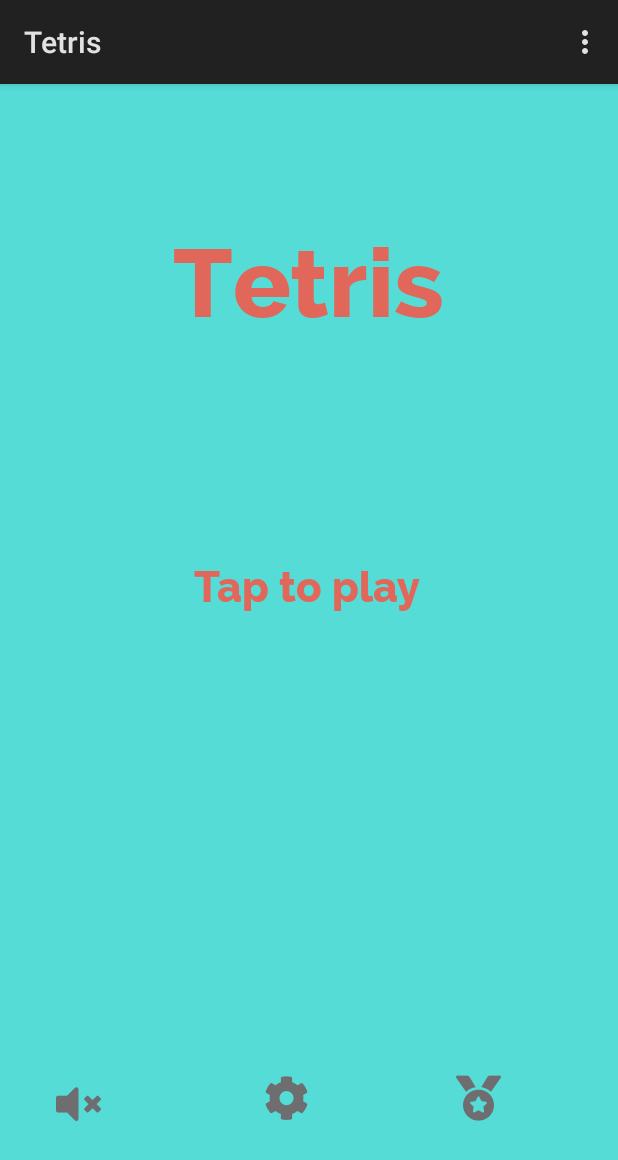
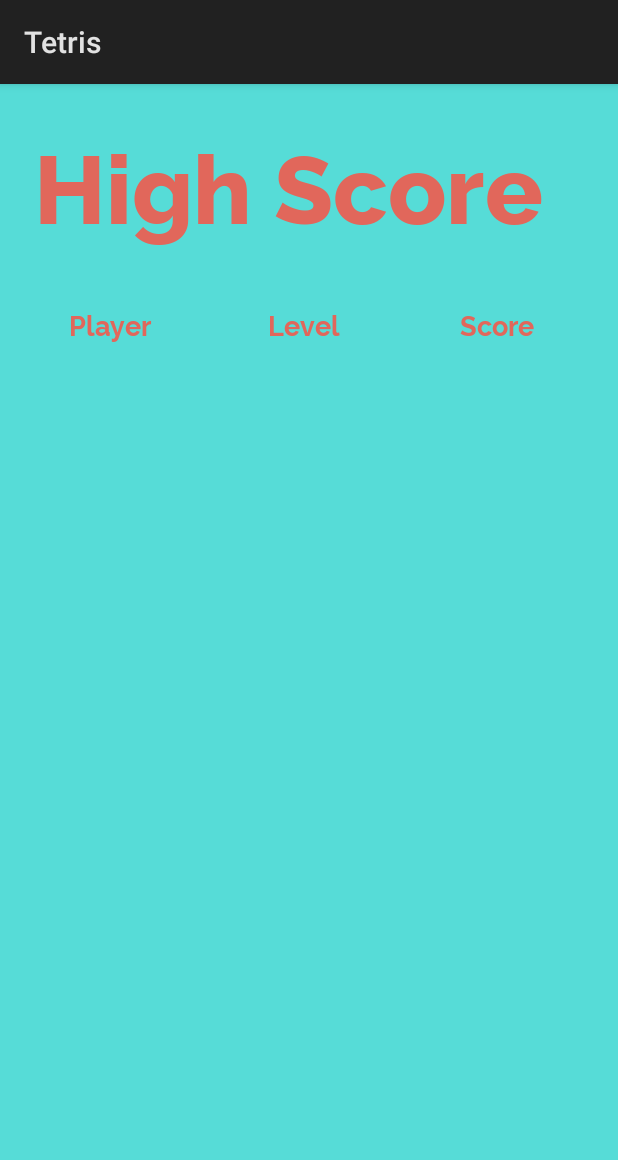
Before and after one commit to Kechis1/TamzTetris, an Android app: the screen it shows after launch (MainActivity before the commit, HighScoreActivity after it), after a tap on an icon or button, on a phone screen of 412 x 824 dp. Shown: the top 1160 px of the screen. Run offline under Robolectric (Android 15) with nearby library versions, the phone set to English and light mode, and no system bars; our stand-ins replace Firebase (no records; nobody signed in at launch, a user with empty details on screens opened directly).

Commit message:
Added show high score

```diff
--- a/app/src/main/AndroidManifest.xml
+++ b/app/src/main/AndroidManifest.xml
@@ -17,7 +17,8 @@
             </intent-filter>
         </activity>
         <activity android:name=".GameActivity" />
-        <activity android:name=".SettingsActivity"></activity>
+        <activity android:name=".SettingsActivity" />
+        <activity android:name=".HighScoreActivity"></activity>
     </application>
 
 </manifest>
--- /dev/null
+++ b/app/src/main/java/com/example/tetris/HighScoreActivity.java
@@ -0,0 +1,59 @@
+package com.example.tetris;
+
+import android.app.Activity;
+import android.content.Context;
+import android.os.Bundle;
+import android.support.annotation.NonNull;
+import android.util.Log;
+import android.view.View;
+import android.widget.ArrayAdapter;
+import android.widget.ListView;
+import android.widget.Toast;
+
+import com.google.android.gms.tasks.OnCompleteListener;
+import com.google.android.gms.tasks.OnFailureListener;
+import com.google.android.gms.tasks.OnSuccessListener;
+import com.google.android.gms.tasks.Task;
+import com.google.firebase.firestore.DocumentReference;
+import com.google.firebase.firestore.FirebaseFirestore;
+import com.google.firebase.firestore.Query;
+import com.google.firebase.firestore.QueryDocumentSnapshot;
+import com.google.firebase.firestore.QuerySnapshot;
+
+import java.util.ArrayList;
+import java.util.List;
+import java.util.concurrent.ScheduledExecutorService;
+
+public class HighScoreActivity extends Activity {
+
+    FirebaseFirestore db;
+    ListView LVScore;
+    private List<Score> rows = new ArrayList<Score>() {};
+
+    @Override
+    protected void onCreate(Bundle savedInstanceState) {
+        super.onCreate(savedInstanceState);
+        setContentView(R.layout.activity_high_score_activity);
+
+        db = FirebaseFirestore.getInstance();
+        LVScore = findViewById(R.id.LVScore);
+        fillListItems(this);
+    }
+
+    private void fillListItems(final Context context) {
+        db.collection("scores")
+                .orderBy("points")
+                .limit(10)
+                .get()
+                .addOnSuccessListener(new OnSuccessListener<QuerySnapshot>() {
+                    @Override
+                    public void onSuccess(QuerySnapshot documentSnapshots) {
+                        if (!documentSnapshots.isEmpty()) {
+                            List<Score> types = documentSnapshots.toObjects(Score.class);
+                            rows.addAll(types);
+                            ScoreAdapter adapter = new ScoreAdapter(context, R.layout.list_score_layout, rows);
+                            LVScore.setAdapter(adapter);
+                        }
+                    }});
+    }
+}
--- a/app/src/main/java/com/example/tetris/MainActivity.java
+++ b/app/src/main/java/com/example/tetris/MainActivity.java
@@ -1,7 +1,6 @@
 package com.example.tetris;
 
 import android.app.Activity;
-import android.content.Context;
 import android.content.Intent;
 import android.content.SharedPreferences;
 import android.media.MediaPlayer;
@@ -11,7 +10,6 @@ import android.util.Log;
 import android.view.Menu;
 import android.view.MenuInflater;
 import android.view.MenuItem;
-import android.view.MotionEvent;
 import android.view.View;
 import android.widget.TextView;
 import android.widget.Toast;
@@ -42,7 +40,7 @@ public class MainActivity extends Activity implements View.OnClickListener {
 
         mediaPlayer = MediaPlayer.create(getApplicationContext(), R.raw.bensound_buddy);
         mediaPlayer.setLooping(true);
-        mediaPlayer.start();
+        //mediaPlayer.start();
 
         mySharedPref = PreferenceManager.getDefaultSharedPreferences(this);
     }
@@ -98,7 +96,7 @@ public class MainActivity extends Activity implements View.OnClickListener {
                 startActivityForResult(intentSettings, 333);
                 break;
             case R.id.tvMedal:
-
+                startActivity(new Intent(this, HighScoreActivity.class), null);
                 break;
         }
     }
--- /dev/null
+++ b/app/src/main/res/layout/activity_high_score_activity.xml
@@ -0,0 +1,96 @@
+<?xml version="1.0" encoding="utf-8"?>
+<LinearLayout xmlns:android="http://schemas.android.com/apk/res/android"
+    xmlns:app="http://schemas.android.com/apk/res-auto"
+    xmlns:tools="http://schemas.android.com/tools"
+    android:id="@+id/LLScore"
+    android:layout_width="match_parent"
+    android:layout_height="match_parent"
+    android:background="@color/colorTextBlue"
+    android:orientation="vertical"
+    tools:context=".HighScoreActivity">
+
+    <android.support.constraint.ConstraintLayout
+        android:layout_width="match_parent"
+        android:layout_height="200dp">
+
+        <TextView
+            android:id="@+id/TVScore"
+            android:layout_width="368dp"
+            android:layout_height="89dp"
+            android:layout_marginStart="8dp"
+            android:layout_marginTop="8dp"
+            android:layout_marginEnd="8dp"
+            android:layout_marginBottom="8dp"
+            android:layout_weight="1"
+            android:fontFamily="@font/ralewayextrabold"
+            android:text="@string/high_score"
+            android:textAlignment="center"
+            android:textColor="@color/colorTextOrange"
+            android:textSize="64sp"
+            app:layout_constraintBottom_toBottomOf="parent"
+            app:layout_constraintEnd_toEndOf="parent"
+            app:layout_constraintHorizontal_bias="0.0"
+            app:layout_constraintStart_toStartOf="parent"
+            app:layout_constraintTop_toTopOf="parent"
+            app:layout_constraintVertical_bias="0.263" />
+
+        <TextView
+            android:id="@+id/textView5"
+            android:layout_width="wrap_content"
+            android:layout_height="wrap_content"
+            android:layout_marginStart="8dp"
+            android:layout_marginTop="8dp"
+            android:layout_marginEnd="8dp"
+            android:layout_marginBottom="8dp"
+            android:fontFamily="@font/ralewaybold"
+            android:text="@string/player"
+            android:textColor="@color/colorTextOrange"
+            android:textSize="18sp"
+            app:layout_constraintBottom_toBottomOf="parent"
+            app:layout_constraintEnd_toStartOf="@+id/textView6"
+            app:layout_constraintHorizontal_bias="0.356"
+            app:layout_constraintStart_toStartOf="parent"
+            app:layout_constraintTop_toBottomOf="@+id/TVScore"
+            app:layout_constraintVertical_bias="0.513" />
+
+        <TextView
+            android:id="@+id/textView6"
+            android:layout_width="wrap_content"
+            android:layout_height="wrap_content"
+            android:layout_marginTop="8dp"
+            android:layout_marginEnd="80dp"
+            android:layout_marginBottom="8dp"
+            android:fontFamily="@font/ralewaybold"
+            android:text="@string/list_level"
+            android:textColor="@color/colorTextOrange"
+            android:textSize="18sp"
+            app:layout_constraintBottom_toBottomOf="parent"
+            app:layout_constraintEnd_toStartOf="@+id/textView7"
+            app:layout_constraintTop_toBottomOf="@+id/TVScore"
+            app:layout_constraintVertical_bias="0.513" />
+
+        <TextView
+            android:id="@+id/textView7"
+            android:layout_width="wrap_content"
+            android:layout_height="wrap_content"
+            android:layout_marginTop="8dp"
+            android:layout_marginEnd="56dp"
+            android:layout_marginBottom="8dp"
+            android:fontFamily="@font/ralewaybold"
+            android:text="@string/list_score"
+            android:textColor="@color/colorTextOrange"
+            android:textSize="18sp"
+            app:layout_constraintBottom_toBottomOf="parent"
+            app:layout_constraintEnd_toEndOf="parent"
+            app:layout_constraintTop_toBottomOf="@+id/TVScore"
+            app:layout_constraintVertical_bias="0.513" />
+    </android.support.constraint.ConstraintLayout>
+
+    <ListView
+        android:id="@+id/LVScore"
+        android:layout_width="match_parent"
+        android:layout_height="426dp">
+
+    </ListView>
+
+</LinearLayout>
--- a/app/src/main/res/values/strings.xml
+++ b/app/src/main/res/values/strings.xml
@@ -20,4 +20,7 @@
     <string name="hard">Hard</string>
     <string name="save">Save</string>
     <string name="player">Player</string>
+    <string name="high_score">High Score</string>
+    <string name="list_level">Level</string>
+    <string name="list_score">Score</string>
 </resources>
```
Also changed, not shown: app/src/main/java/com/example/tetris/Score.java (added, +45 -0 lines), app/src/main/java/com/example/tetris/ScoreAdapter.java (added, +60 -0 lines), app/src/main/res/layout/list_score_layout.xml (added, +35 -0 lines).
